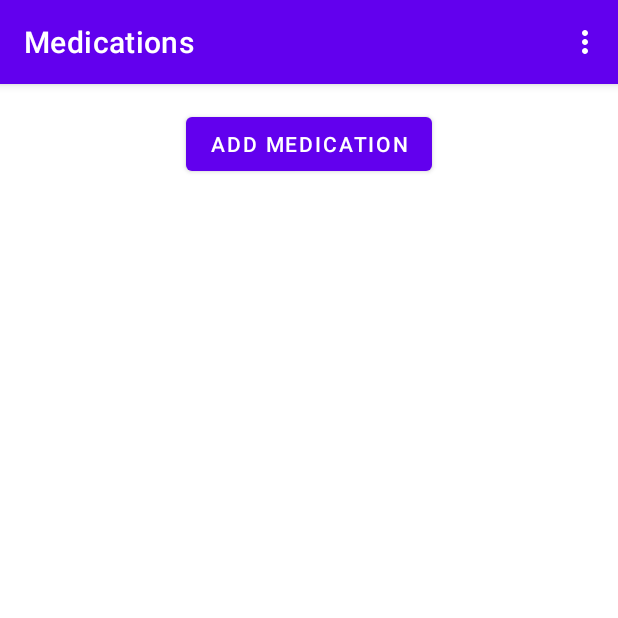
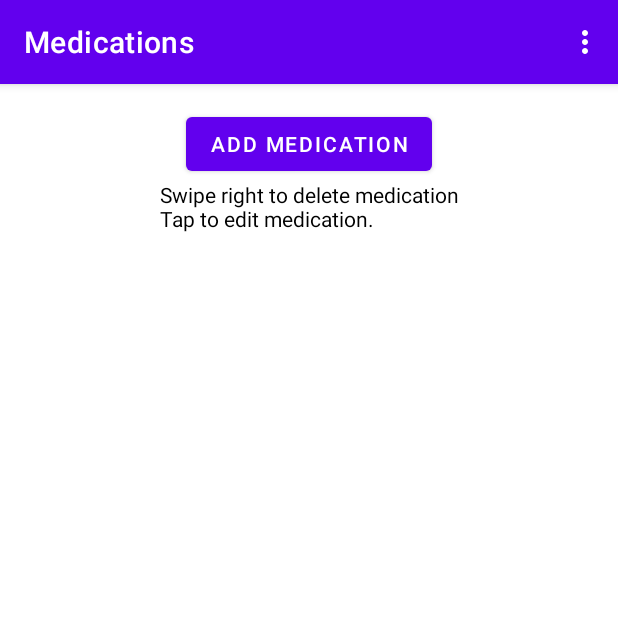
Before and after one commit to binkang666/RemindMed, an Android app: the MedicationsActivity screen opened directly, with no data from a screen before it, on a phone screen of 412 x 824 dp, the top half of it. Run offline under Robolectric (Android 15) with nearby library versions, the phone set to English and light mode, and no system bars.

Commit message:
Added comments, and removed some test code

```diff
--- a/app/src/main/java/com/example/cecs491project/MainActivity.java
+++ b/app/src/main/java/com/example/cecs491project/MainActivity.java
@@ -43,6 +43,7 @@ public class MainActivity extends AppCompatActivity {
         NavigationUI.setupWithNavController(binding.navView, navController);
     }
 
+    //After Medication button is pressed, go to Medications Page
     public void launchMedication(View v)
     {
         Intent i = new Intent(this, MedicationsActivity.class);
--- a/app/src/main/java/com/example/cecs491project/MedicationsActivity.java
+++ b/app/src/main/java/com/example/cecs491project/MedicationsActivity.java
@@ -95,11 +95,13 @@ public class MedicationsActivity extends AppCompatActivity implements RecyclerVi
         startActivity(i);
     }
 
+    //When medication is tapped, edit it
     @Override
     public void onTodoClick(int position) {
         Intent intent = new Intent(MedicationsActivity.this, AddOrEditMedication.class );
         intent.putExtra("id", medicationsList.get(position).getMedicineNumber());
         startActivity(intent);
+
     }
 
     //Swipe right to delete
--- a/app/src/main/java/com/example/cecs491project/RecyclerViewAdapter.java
+++ b/app/src/main/java/com/example/cecs491project/RecyclerViewAdapter.java
@@ -154,14 +154,10 @@ public class RecyclerViewAdapter extends RecyclerView.Adapter {
 
         }
 
-        //public TextView getTextView() {
-        //  return tv_medName;
-        //}
     }
     public interface OnTodoClickListener {
         void onTodoClick(int position);
-        //void onTodoCheck(RecyclerView.ViewHolder viewHolder, int position);
-        //void onToDoRadioButtonClick(President president);
+
     }
 
 }
--- a/app/src/main/res/layout/activity_medications.xml
+++ b/app/src/main/res/layout/activity_medications.xml
@@ -21,12 +21,21 @@
         android:id="@+id/rv_medications"
         android:layout_width="379dp"
         android:layout_height="635dp"
-        android:layout_marginTop="16dp"
         android:layout_marginBottom="16dp"
         app:layout_constraintBottom_toBottomOf="parent"
         app:layout_constraintEnd_toEndOf="parent"
         app:layout_constraintStart_toStartOf="parent"
-        app:layout_constraintTop_toBottomOf="@+id/buttonAddMedication"
-        app:layout_constraintVertical_bias="0.0" />
+        app:layout_constraintTop_toBottomOf="@+id/textView3"
+        app:layout_constraintVertical_bias="0.041" />
+
+    <TextView
+        android:id="@+id/textView3"
+        android:layout_width="wrap_content"
+        android:layout_height="wrap_content"
+        android:text="Swipe right to delete medication\nTap to edit medication."
+        android:textColor="@color/black"
+        app:layout_constraintEnd_toEndOf="parent"
+        app:layout_constraintStart_toStartOf="parent"
+        app:layout_constraintTop_toBottomOf="@+id/buttonAddMedication" />
 
 </androidx.constraintlayout.widget.ConstraintLayout>
--- a/app/src/main/res/layout/one_line_medication.xml
+++ b/app/src/main/res/layout/one_line_medication.xml
@@ -120,6 +120,7 @@
         app:layout_constraintStart_toStartOf="parent"
         app:layout_constraintTop_toTopOf="parent" />
 
+    <!--
     <CheckBox
         android:id="@+id/checkBox"
         android:layout_width="wrap_content"
@@ -131,6 +132,6 @@
         app:layout_constraintHorizontal_bias="0.497"
         app:layout_constraintStart_toStartOf="parent"
         app:layout_constraintTop_toBottomOf="@+id/textViewMedRefillCount" />
-
+-->
 
 </androidx.constraintlayout.widget.ConstraintLayout>
```
